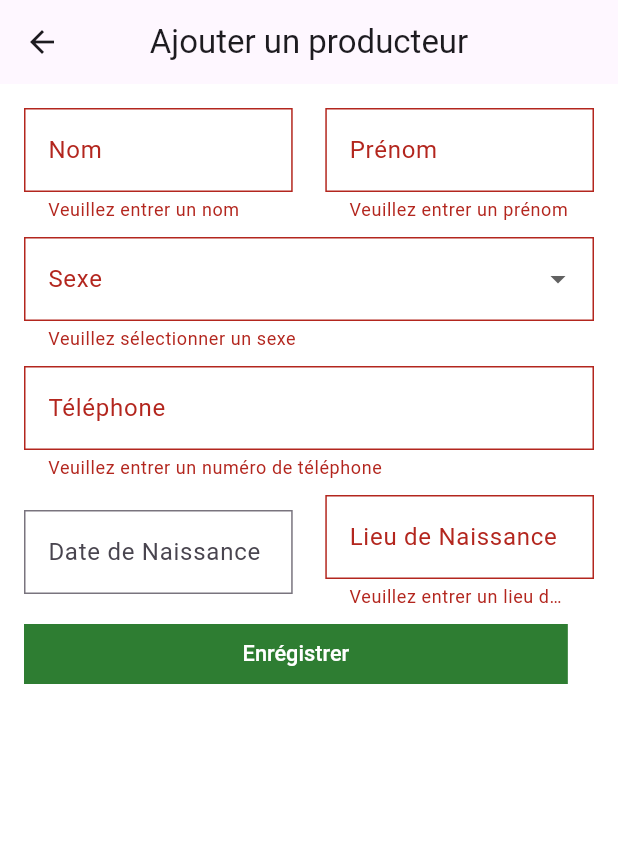
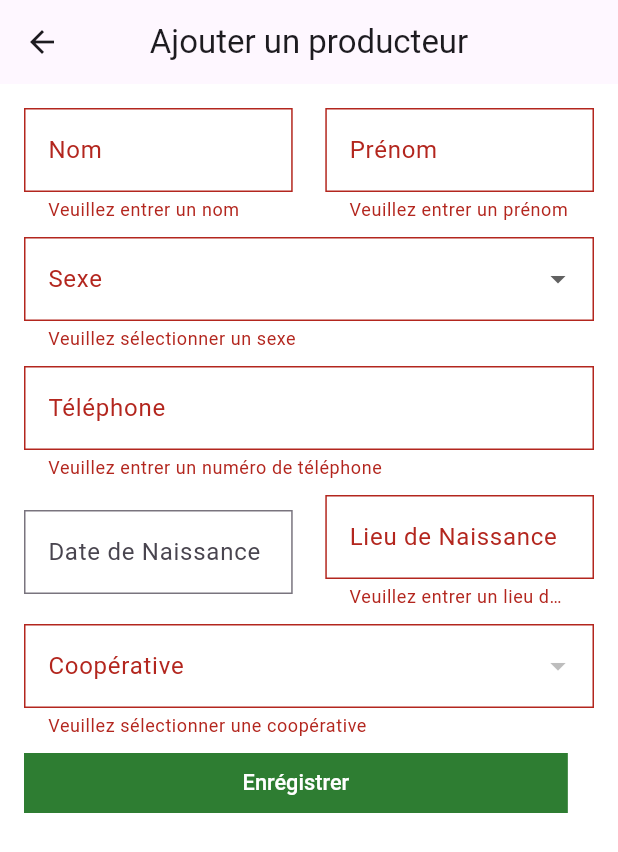
Before and after one commit to davidagoua/mobile_report, a Flutter app: the ProducteurFormView screen opened by its route, after a tap on "Enrégistrer", on a phone screen of 412 x 824 dp. Shown: the top 852 px of the screen. Run offline on Flutter 3.47's test engine with Material 3 defaults, Android fonts, the light colour scheme and no system bars; drawn by our look-alikes of getwidget, velocity_x; our stand-ins replace dio, get; network calls fail; statements that could not run were skipped.

Commit message:
from remote

```diff
--- a/lib/app/modules/producteurForm/controllers/producteur_form_controller.dart
+++ b/lib/app/modules/producteurForm/controllers/producteur_form_controller.dart
@@ -17,6 +17,7 @@ class ProducteurFormController extends GetxController {
   final date_naissance_controller = TextEditingController();
   final lieu_naissance_controller = TextEditingController();
   final RxList projects = [].obs;
+  final RxList coops = [].obs;
   //Rx<XFile?>? photo;
 
   final cooperative_controller = TextEditingController();
@@ -49,8 +50,9 @@ class ProducteurFormController extends GetxController {
     }
 
   @override
-  void onInit() {
+  void onInit() async {
     super.onInit();
+    await setupCoops();
   }
 
   @override
@@ -78,5 +80,15 @@ class ProducteurFormController extends GetxController {
       // print(" countries ${countries.value}");
     }
   }
+  Future<void> setupCoops() async {
+    final dio = Dio();
+    final response = await dio.get("https://traceagri.com/fr/api/cooperatives/");
+    if(response.statusCode == 200){
+      print(response.data);
+      print(response.data.toString());
+      projects.value = response.data;
+      // print(" countries ${countries.value}");
+    }
+  }
 
 }
--- a/lib/app/modules/producteurForm/views/producteur_form_view.dart
+++ b/lib/app/modules/producteurForm/views/producteur_form_view.dart
@@ -225,6 +225,19 @@ class ProducteurFormView extends GetView<ProducteurFormController> {
                   ),
                 ),
               ]),
+              Obx(()=>
+                DropdownButtonFormField<String>(
+                  decoration: getTFStyle('Coopérative'),
+                  items: controller.coops.map((coop) {
+                    return DropdownMenuItem<String>(
+                      value: coop.nom,
+                      child: Text(coop.nom),
+                    );
+                  }).toList(),
+                  onChanged: (value) => controller.cooperative_controller.text = value!,
+                  validator: (value) => value == null ? 'Veuillez sélectionner une coopérative' : null,
+                ),
+              ),
               GFButton(
                 borderShape: ContinuousRectangleBorder(),
                 size: GFSize.LARGE,
```
Also changed, not shown: pubspec.lock.
